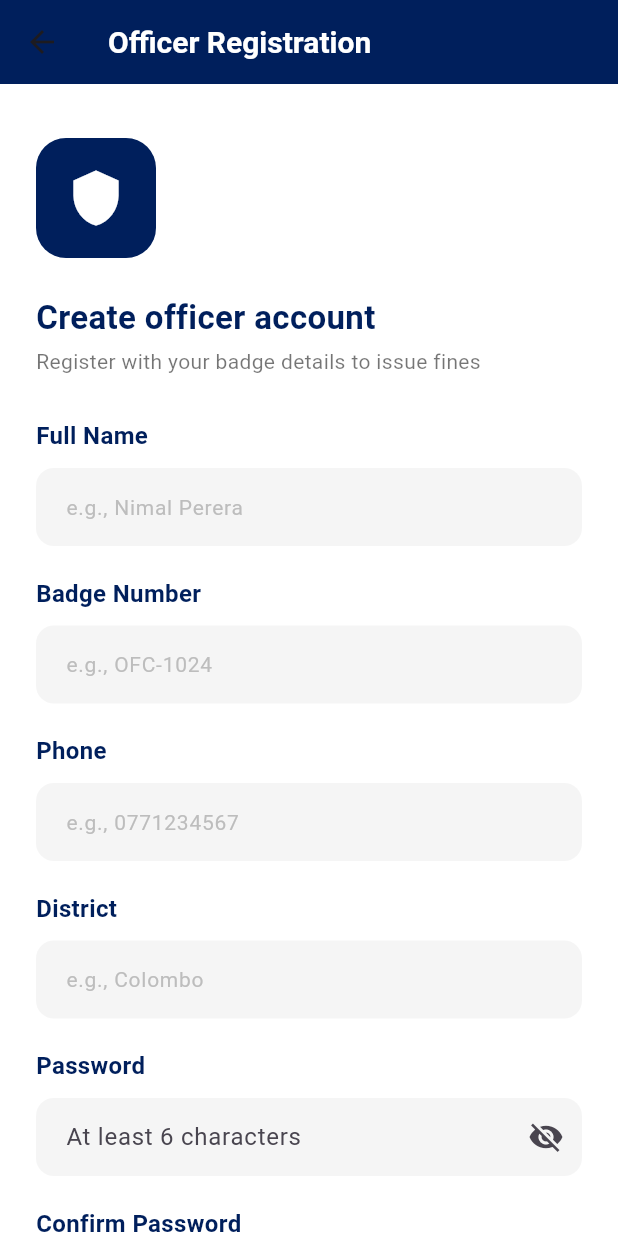
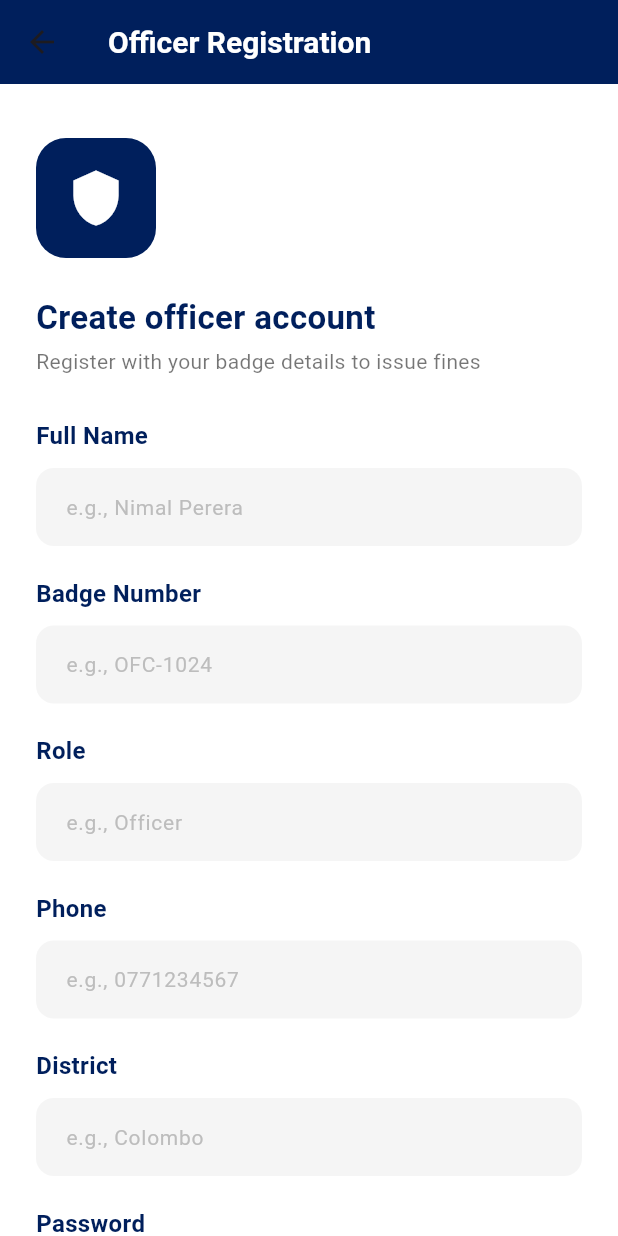
Before and after one commit to tanuri2002/traffic-fine-system, a Flutter app: the OfficerRegisterScreen screen opened by its route, on a phone screen of 412 x 824 dp. Run offline on Flutter 3.47's test engine with Material 3 defaults, Android fonts, the phone set to English and light mode, and no system bars; our stand-ins replace flutter_secure_storage, shared_preferences; accounts and stored records are empty; network calls fail.

Commit message:
create the office regiter and , creating a fine by the officer logice and made UI compatible

```diff
--- a/mobile-app/flutter_ui/lib/screens/officer_register_screen.dart
+++ b/mobile-app/flutter_ui/lib/screens/officer_register_screen.dart
@@ -13,6 +13,7 @@ class OfficerRegisterScreen extends StatefulWidget {
 class _OfficerRegisterScreenState extends State<OfficerRegisterScreen> {
   final _formKey = GlobalKey<FormState>();
   final _badgeNumberController = TextEditingController();
+  final _roleController = TextEditingController();
   final _nameController = TextEditingController();
   final _phoneController = TextEditingController();
   final _districtController = TextEditingController();
@@ -121,6 +122,13 @@ class _OfficerRegisterScreenState extends State<OfficerRegisterScreen> {
                     ),
 
                     CustomTextField(
+                      label: 'Role',
+                      hintText: 'e.g., Officer',
+                      controller: _roleController,
+                      validator: (v) => (v == null || v.trim().isEmpty) ? 'Enter your role' : null,
+                    ),
+
+                    CustomTextField(
                       label: 'Phone',
                       hintText: 'e.g., 0771234567',
                       controller: _phoneController,
--- a/mobile-app/flutter_ui/lib/services/officer_auth_service.dart
+++ b/mobile-app/flutter_ui/lib/services/officer_auth_service.dart
@@ -5,7 +5,7 @@ import 'package:shared_preferences/shared_preferences.dart';
 
 class OfficerAuthService {
   // TODO: replace with the real backend base URL once backend-auth exists
-  static const String baseUrl = 'http://10.0.2.2:5001/api';
+  static const String baseUrl = 'http://localhost:5001/api';
   static const String _tokenKey = 'officer_jwt_token';
 
   Future<bool> login(String officerId, String password) async {
@@ -63,7 +63,14 @@ class OfficerAuthService {
     return {'success': false, 'message': 'Could not reach server'};
   }
 }
-
+  Future<List<Map<String, dynamic>>> getCategories() async {
+    final resp = await http.get(Uri.parse('$baseUrl/categories'));
+    if (resp.statusCode == 200) {
+    final List data = jsonDecode(resp.body);
+    return data.cast<Map<String, dynamic>>();
+  }
+  throw Exception('Failed to load categories');
+}
   Future<String?> getToken() async {
     final prefs = await SharedPreferences.getInstance();
     return prefs.getString(_tokenKey);
```
Also changed, not shown: mobile-app/flutter_ui/lib/screens/add_fine_screen.dart (+42 -10 lines), 1 other file.
